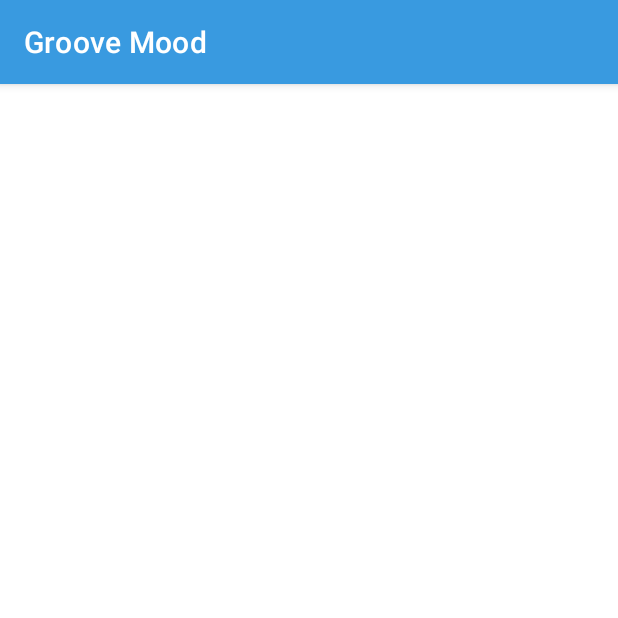
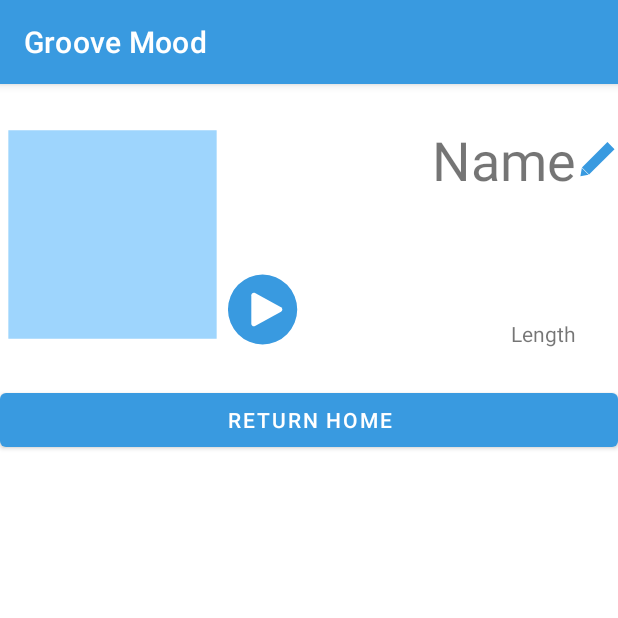
Before and after one commit to TristanStreich/GrooveMood, an Android app: the ViewPlaylistScreen screen opened directly, with no data from a screen before it, on a phone screen of 412 x 824 dp, the top half of it. Run offline under Robolectric (Android 15) with nearby library versions, the phone set to English and light mode, and no system bars; 2 statements that could not run were skipped.

Commit message:
added start of playlist viewing screen. Made playlist Name text size scale with length of text

```diff
--- a/app/src/main/AndroidManifest.xml
+++ b/app/src/main/AndroidManifest.xml
@@ -12,7 +12,7 @@
         <activity
             android:name=".MusicScreen"
             android:exported="false"
-            android:theme="@style/Theme.SlideAnimWindow"/>
+            android:theme="@style/Theme.SlideFromBottom"/>
         <activity
             android:name=".ViewPlaylistScreen"
             android:exported="false" />
--- a/app/src/main/java/com/example/groovemood/MainActivity.java
+++ b/app/src/main/java/com/example/groovemood/MainActivity.java
@@ -5,6 +5,7 @@ import androidx.annotation.Nullable;
 import androidx.appcompat.app.AppCompatActivity;
 import androidx.fragment.app.Fragment;
 
+import android.app.Activity;
 import android.app.AlertDialog;
 import android.app.Dialog;
 import android.content.Context;
@@ -81,6 +82,7 @@ public class MainActivity extends AppCompatActivity {
         makeTestPlaylist(8,testSongs);
         makeTestPlaylist(9,testSongs);
         makeTestPlaylist(10,testSongs);
+        makeTestPlaylist(123456789,testSongs);
 
     }
 
@@ -139,8 +141,10 @@ public class MainActivity extends AppCompatActivity {
     //navigates to the ViewPlaylist Screen for the given playlist
     public void viewPlaylist(Playlist playlist){
         //TODO
-        Toast.makeText(this,
-                playlist.getName(), Toast.LENGTH_SHORT).show();
+        Intent playlistScreenIntent = new Intent(this, ViewPlaylistScreen.class);
+        startActivity(playlistScreenIntent);
+
+        ViewPlaylistScreen.thisPlaylist = playlist;
     }
 
     //opens the song options popup menu at the location of BUTTON
--- a/app/src/main/java/com/example/groovemood/ViewPlaylistScreen.java
+++ b/app/src/main/java/com/example/groovemood/ViewPlaylistScreen.java
@@ -3,12 +3,29 @@ package com.example.groovemood;
 import androidx.appcompat.app.AppCompatActivity;
 
 import android.os.Bundle;
+import android.view.View;
+import android.widget.TextView;
+import android.widget.Toast;
 
 public class ViewPlaylistScreen extends AppCompatActivity {
+
+    public static Playlist thisPlaylist;
 
     @Override
     protected void onCreate(Bundle savedInstanceState) {
         super.onCreate(savedInstanceState);
         setContentView(R.layout.activity_view_playlist_screen);
+
+        populate(thisPlaylist);
+    }
+
+    public void populate(Playlist playlist) {
+        ((TextView) findViewById(R.id.playlistName)).setText(playlist.getName());
+        ((TextView) findViewById(R.id.playlistLength)).setText(playlist.getReadableLength());
+    }
+
+
+    public void closePlaylistScreen(View button){
+        finish();
     }
 }
--- /dev/null
+++ b/app/src/main/res/drawable/ic_pencil.xml
@@ -0,0 +1,16 @@
+<vector xmlns:android="http://schemas.android.com/apk/res/android"
+    android:width="28dp"
+    android:height="28dp"
+    android:viewportWidth="24"
+    android:viewportHeight="24">
+  <group
+    android:translateY="1.75"
+    android:translateX="-1.5">
+  <path
+      android:pathData="M8.9477,18.5948L4.9119,14.559L19.4709,0L23.5067,4.0358L8.9477,18.5948Z"
+      android:fillColor="@color/main_blue"/>
+  <path
+      android:pathData="M4.018,19.4887L4.8255,14.8366L8.6701,18.6812L4.018,19.4887Z"
+      android:fillColor="@color/main_blue"/>
+  </group>
+</vector>
--- /dev/null
+++ b/app/src/main/res/drawable/ic_play_button_small.xml
@@ -0,0 +1,15 @@
+<vector xmlns:android="http://schemas.android.com/apk/res/android"
+    android:width="50dp"
+    android:height="50dp"
+    android:viewportWidth="118"
+    android:viewportHeight="117">
+  <group
+      android:translateY="4">
+  <path
+      android:pathData="M59.145,54.5m-54.5,0a54.5,54.5 0,1 1,109 0a54.5,54.5 0,1 1,-109 0"
+      android:fillColor="@color/main_blue"/>
+  <path
+      android:pathData="M88.145,50.988C90.925,52.504 90.925,56.496 88.145,58.012L47.295,80.287C44.629,81.74 41.38,79.811 41.38,76.775V32.225C41.38,29.189 44.629,27.26 47.295,28.713L88.145,50.988Z"
+      android:fillColor="@color/white"/>
+  </group>
+</vector>
--- /dev/null
+++ b/app/src/main/res/drawable/test_playlist_image_large.xml
@@ -0,0 +1,11 @@
+<?xml version="1.0" encoding="utf-8"?>
+<vector xmlns:android="http://schemas.android.com/apk/res/android"
+    android:width="150dp"
+    android:height="150dp"
+    android:viewportWidth="108"
+    android:viewportHeight="108">
+
+    <path
+        android:fillColor="@color/alt_blue"
+        android:pathData="M0,4h4v100h100v-100z" />
+</vector>
--- a/app/src/main/res/layout/activity_view_playlist_screen.xml
+++ b/app/src/main/res/layout/activity_view_playlist_screen.xml
@@ -1,9 +1,79 @@
 <?xml version="1.0" encoding="utf-8"?>
-<androidx.constraintlayout.widget.ConstraintLayout xmlns:android="http://schemas.android.com/apk/res/android"
+<LinearLayout xmlns:android="http://schemas.android.com/apk/res/android"
     xmlns:app="http://schemas.android.com/apk/res-auto"
     xmlns:tools="http://schemas.android.com/tools"
     android:layout_width="match_parent"
     android:layout_height="match_parent"
+    android:orientation="vertical"
     tools:context=".ViewPlaylistScreen">
 
-</androidx.constraintlayout.widget.ConstraintLayout>
+    <androidx.constraintlayout.widget.ConstraintLayout
+        android:layout_width="match_parent"
+        android:layout_height="200dp"
+        android:id="@+id/playlistTopBar">
+
+        <ImageView
+            android:id="@+id/imageView"
+            android:layout_width="wrap_content"
+            android:layout_height="wrap_content"
+            android:layout_marginStart="0dp"
+            app:layout_constraintBottom_toBottomOf="parent"
+            app:layout_constraintStart_toStartOf="parent"
+            app:layout_constraintTop_toTopOf="parent"
+            app:srcCompat="@drawable/test_playlist_image_large" />
+
+        <FrameLayout
+            android:id="@+id/playlistNameWrapper"
+            android:layout_width="0dp"
+            android:layout_height="50dp"
+            app:layout_constraintEnd_toStartOf="@+id/imageView2"
+            app:layout_constraintStart_toEndOf="@+id/imageView"
+            app:layout_constraintTop_toTopOf="@+id/imageView">
+        <TextView
+            android:id="@+id/playlistName"
+            android:layout_width="match_parent"
+            android:layout_height="match_parent"
+            android:text="Name"
+            android:gravity="center|end"
+            app:autoSizeTextType="uniform"
+            app:autoSizeMinTextSize="12sp"
+            app:autoSizeMaxTextSize="50sp"
+            app:autoSizeStepGranularity="1sp" />
+        </FrameLayout>
+
+        <ImageView
+            android:id="@+id/imageView2"
+            android:layout_width="wrap_content"
+            android:layout_height="wrap_content"
+            app:layout_constraintBottom_toBottomOf="@+id/playlistNameWrapper"
+            app:layout_constraintEnd_toEndOf="parent"
+            app:layout_constraintTop_toTopOf="@+id/playlistNameWrapper"
+            app:srcCompat="@drawable/ic_pencil" />
+
+        <TextView
+            android:id="@+id/playlistLength"
+            android:layout_width="wrap_content"
+            android:layout_height="wrap_content"
+            android:layout_marginEnd="28dp"
+            android:layout_marginBottom="24dp"
+            android:text="Length"
+            app:layout_constraintBottom_toBottomOf="parent"
+            app:layout_constraintEnd_toEndOf="parent" />
+
+        <ImageView
+            android:id="@+id/playButton"
+            android:layout_width="wrap_content"
+            android:layout_height="wrap_content"
+            android:background="@drawable/ic_play_button_small"
+            app:layout_constraintBottom_toBottomOf="@+id/imageView"
+            app:layout_constraintStart_toStartOf="@+id/playlistNameWrapper" />
+
+    </androidx.constraintlayout.widget.ConstraintLayout>
+
+    <Button
+        android:layout_width="match_parent"
+        android:layout_height="wrap_content"
+        android:text="Return Home"
+        android:onClick="closePlaylistScreen"/>
+
+</LinearLayout>
--- a/app/src/main/res/values/themes.xml
+++ b/app/src/main/res/values/themes.xml
@@ -21,7 +21,7 @@
         <item name="android:activityCloseExitAnimation">@anim/slide_to_bottom</item>
     </style>
 
-    <style name="Theme.SlideAnimWindow" parent="Theme.GrooveMood">
+    <style name="Theme.SlideFromBottom" parent="Theme.GrooveMood">
         <item name="android:windowAnimationStyle">@style/SlideAnimation</item>
     </style>
 
```
